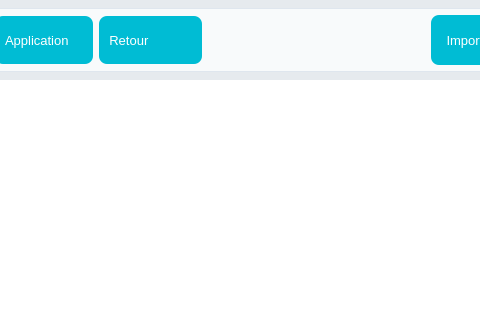
Before: the Qt Designer form custom.ui in Eliasgnd/Eau-couper_by_AE, drawn with Qt 5; both pictures show x 294 to 774 and y 0 to 320 of the 990 by 767 pixel window.
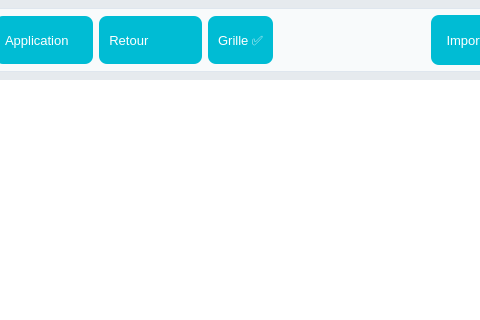
After: the same form once the commit is applied. Icons and pictures are not drawn.

Commit message: Add grid visibility toggle

Patch:
```diff
--- a/custom.ui
+++ b/custom.ui
@@ -176,6 +176,23 @@
         </property>
        </widget>
       </item>
+     <item>
+      <widget class="QPushButton" name="buttonToggleGrid">
+       <property name="text">
+        <string>Grille ✅</string>
+       </property>
+       <property name="icon">
+        <iconset resource="resources.qrc">
+         <normaloff>:/icons/square.svg</normaloff>:/icons/square.svg</iconset>
+       </property>
+       <property name="iconSize">
+        <size>
+         <width>18</width>
+         <height>18</height>
+        </size>
+       </property>
+      </widget>
+     </item>
       <item>
        <spacer name="barStretch">
         <property name="orientation">
```
Left out of the diff: 2 changed lines with no effect on the pictures. Lines whose indentation alone changed are shown as unchanged. The commit also changes 3 other files.
